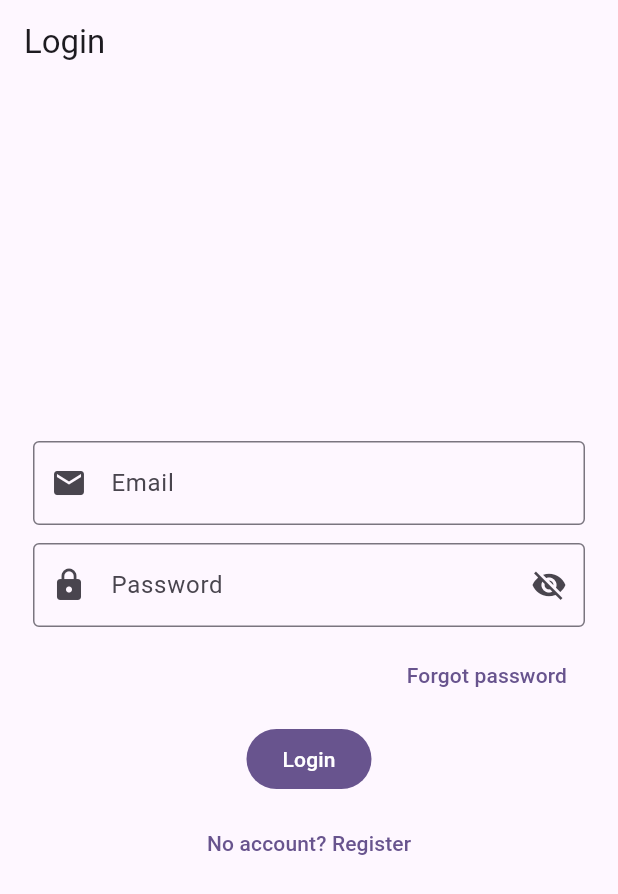
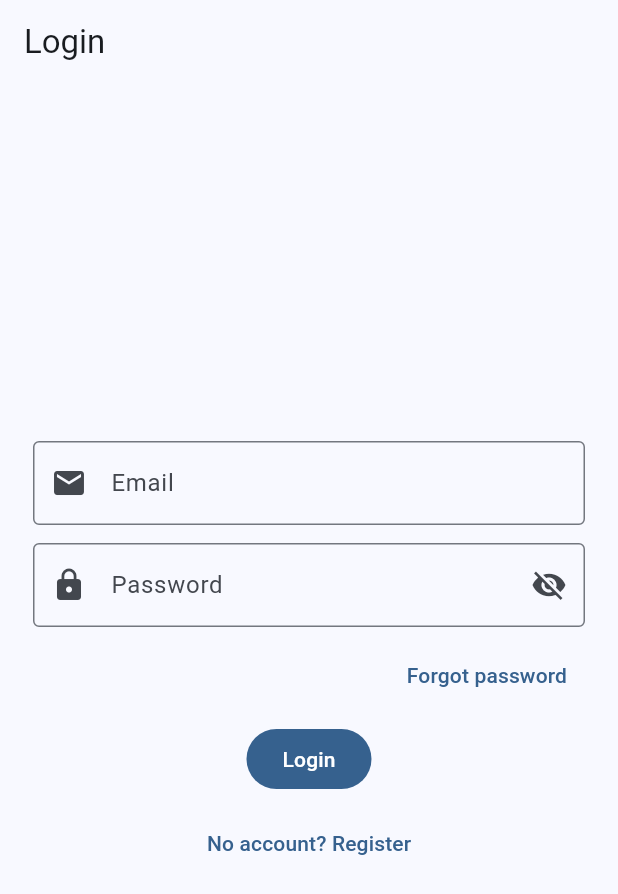
Before and after one commit to verita-tech/track2drive, a Flutter app: the screen it shows after launch, on a phone screen of 412 x 824 dp. Shown: the top 894 px of the screen. Run offline on Flutter 3.47's test engine with Material 3 defaults, Android fonts, the phone set to English and light mode, and no system bars; our stand-ins replace cloud_firestore, equatable, firebase_auth, firebase_core, flutter_bloc, flutter_blue_plus and 6 more; accounts and stored records are empty.

```diff
--- a/lib/main.dart
+++ b/lib/main.dart
@@ -134,14 +134,14 @@ class MainApp extends StatelessWidget {
           locale: const Locale('en'),
           theme: ThemeData(
             colorScheme: ColorScheme.fromSeed(
-              seedColor: Colors.deepPurple,
+              seedColor: Colors.blue,
               brightness: Brightness.light,
             ),
             useMaterial3: true,
           ),
           darkTheme: ThemeData(
             colorScheme: ColorScheme.fromSeed(
-              seedColor: Colors.deepPurple,
+              seedColor: Colors.blue,
               brightness: Brightness.dark,
             ),
             useMaterial3: true,
```
Also changed, not shown: pubspec.yaml (+10 -0 lines), assets/icon/app_icon.png (added), 42 other files.
